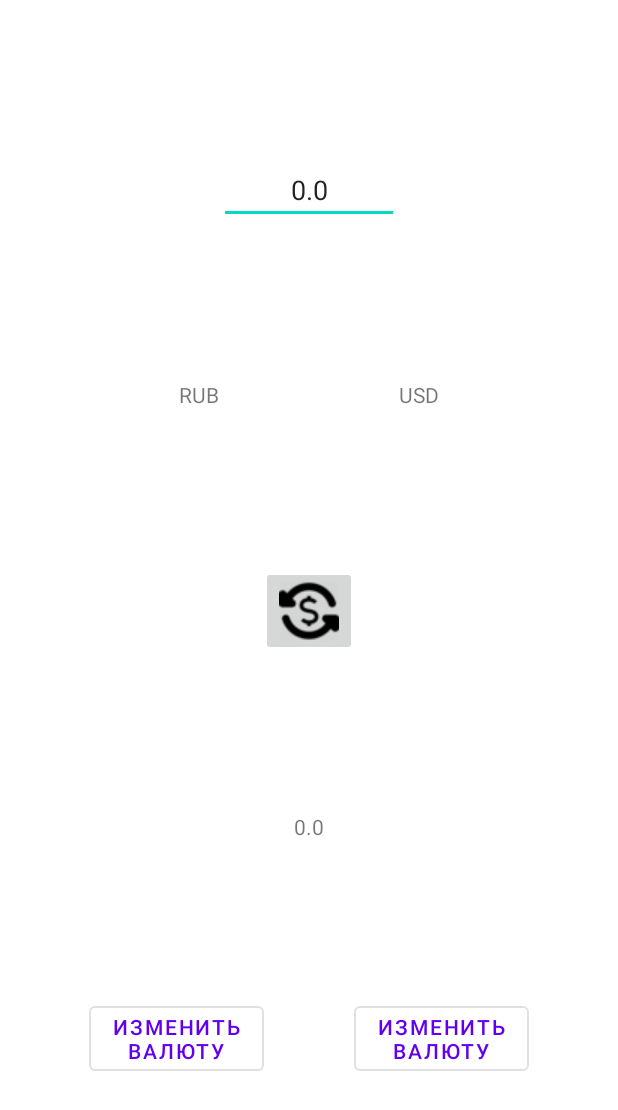
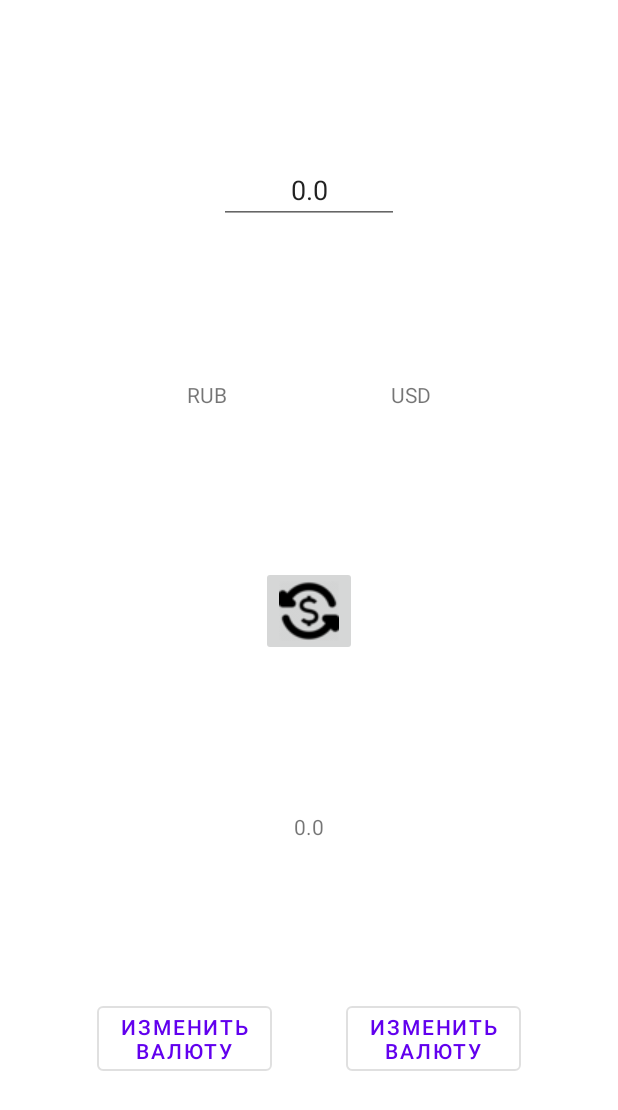
Before and after one commit to MardokUA/MoneyConvertor, an Android app: the layout fragment_convert.xml on its own in the app's theme, with its tools: preview values and no code run, on a phone screen of 412 x 824 dp. Shown: the top 1110 px of the screen. Run offline under Robolectric (Android 15) with nearby library versions, the phone set to English and light mode, and no system bars.

Commit message:
Toast was added in CovertFragment in the EditText

```diff
--- a/app/src/main/java/com/pet/moneyconvertor/ui/ConvertFragment.kt
+++ b/app/src/main/java/com/pet/moneyconvertor/ui/ConvertFragment.kt
@@ -6,11 +6,13 @@ import android.os.Bundle
 import android.text.Editable
 import android.text.TextWatcher
 import android.view.*
+import android.widget.Toast
 import androidx.fragment.app.Fragment
 import androidx.fragment.app.activityViewModels
 import androidx.lifecycle.Observer
 import androidx.lifecycle.ViewModelProvider
 import androidx.navigation.fragment.findNavController
+import com.pet.moneyconvertor.R
 import com.pet.moneyconvertor.databinding.FragmentConvertBinding
 import com.pet.moneyconvertor.room.CurrencyEntity
 import com.pet.moneyconvertor.viewmodelfactories.ConvertViewModelFactory
@@ -81,6 +83,12 @@ class ConvertFragment : Fragment() {
             }
 
         })
+
+        binding.editTextValue.setOnClickListener {
+            if (viewModel.startInputValue.value != true){
+                Toast.makeText(context, getString(R.string.enabled_toast_message), Toast.LENGTH_SHORT).show()
+            }
+        }
     }
     override fun onDestroyView() {
         super.onDestroyView()
--- a/app/src/main/res/layout/fragment_convert.xml
+++ b/app/src/main/res/layout/fragment_convert.xml
@@ -15,6 +15,20 @@
         android:layout_height="match_parent"
         tools:context=".ui.ConvertFragment">
 
+        <androidx.constraintlayout.widget.Guideline
+            android:id="@+id/contentStart"
+            android:layout_width="0dp"
+            android:layout_height="0dp"
+            android:orientation="vertical"
+            app:layout_constraintGuide_begin="16dp" />
+
+        <androidx.constraintlayout.widget.Guideline
+            android:id="@+id/contentEnd"
+            android:layout_width="0dp"
+            android:layout_height="0dp"
+            android:orientation="vertical"
+            app:layout_constraintGuide_end="16dp" />
+
         <Button
             android:id="@+id/buttonLeft"
             style="?attr/materialButtonOutlinedStyle"
@@ -23,8 +37,7 @@
             android:text="@string/button_text"
             app:layout_constraintBottom_toBottomOf="parent"
             app:layout_constraintEnd_toStartOf="@+id/buttonRight"
-            app:layout_constraintHorizontal_bias="0.5"
-            app:layout_constraintStart_toStartOf="parent"
+            app:layout_constraintStart_toEndOf="@id/contentStart"
             app:layout_constraintTop_toBottomOf="@+id/textViewResultConvert" />
 
 
@@ -35,23 +48,23 @@
             android:layout_height="wrap_content"
             android:text="@string/button_text"
             app:layout_constraintBottom_toBottomOf="@+id/buttonLeft"
-            app:layout_constraintEnd_toEndOf="parent"
-            app:layout_constraintHorizontal_bias="0.5"
+            app:layout_constraintEnd_toStartOf="@id/contentEnd"
             app:layout_constraintStart_toEndOf="@+id/buttonLeft" />
 
         <EditText
             android:id="@+id/editTextValue"
             android:layout_width="120dp"
             android:layout_height="wrap_content"
+            android:focusable="false"
+            android:focusableInTouchMode="@{viewModel.startInputValue}"
             android:gravity="center"
             android:hint="@string/input_number_hint"
-            android:enabled="@{viewModel.startInputValue}"
             android:inputType="numberDecimal"
             app:layout_constraintBottom_toTopOf="@+id/textViewLeft"
-            app:layout_constraintEnd_toEndOf="parent"
-            app:layout_constraintHorizontal_bias="0.5"
-            app:layout_constraintStart_toStartOf="parent"
+            app:layout_constraintEnd_toStartOf="@id/contentEnd"
+            app:layout_constraintStart_toEndOf="@id/contentStart"
             app:layout_constraintTop_toTopOf="parent"
+            android:imeOptions="actionDone"
             tools:text="@string/default_value_edit_number" />
 
         <TextView
@@ -59,12 +72,10 @@
             android:layout_width="wrap_content"
             android:layout_height="wrap_content"
             android:gravity="center"
-            android:hint="Результат"
             android:text="@{String.valueOf(viewModel.convertResult)}"
             app:layout_constraintBottom_toTopOf="@+id/buttonLeft"
-            app:layout_constraintEnd_toEndOf="parent"
-            app:layout_constraintHorizontal_bias="0.5"
-            app:layout_constraintStart_toStartOf="parent"
+            app:layout_constraintEnd_toStartOf="@id/contentEnd"
+            app:layout_constraintStart_toEndOf="@id/contentStart"
             app:layout_constraintTop_toBottomOf="@+id/convertButton"
             tools:text="@string/default_value_edit_number" />
 
@@ -76,8 +87,7 @@
             android:text="@{viewModel.leftCurrency.charCode??`Выберите валюту`}"
             app:layout_constraintBottom_toTopOf="@+id/convertButton"
             app:layout_constraintEnd_toStartOf="@+id/textViewRight"
-            app:layout_constraintHorizontal_bias="0.5"
-            app:layout_constraintStart_toStartOf="parent"
+            app:layout_constraintStart_toEndOf="@id/contentStart"
             app:layout_constraintTop_toBottomOf="@+id/editTextValue"
             tools:text="RUB" />
 
@@ -88,8 +98,7 @@
             android:gravity="center"
             android:text="@{viewModel.rightCurrency.charCode??`Выберите валюту`}"
             app:layout_constraintBottom_toBottomOf="@+id/textViewLeft"
-            app:layout_constraintEnd_toEndOf="parent"
-            app:layout_constraintHorizontal_bias="0.5"
+            app:layout_constraintEnd_toStartOf="@id/contentEnd"
             app:layout_constraintStart_toEndOf="@+id/textViewLeft"
             tools:text="USD" />
 
@@ -98,9 +107,9 @@
             android:layout_width="wrap_content"
             android:layout_height="wrap_content"
             app:layout_constraintBottom_toTopOf="@+id/textViewResultConvert"
-            app:layout_constraintEnd_toEndOf="parent"
+            app:layout_constraintEnd_toStartOf="@id/contentEnd"
             app:layout_constraintHorizontal_bias="0.5"
-            app:layout_constraintStart_toStartOf="parent"
+            app:layout_constraintStart_toEndOf="@id/contentStart"
             app:layout_constraintTop_toBottomOf="@+id/textViewLeft"
             app:layout_constraintVertical_bias="0.347"
             app:srcCompat="@drawable/convert_icon" />
--- a/app/src/main/res/values/strings.xml
+++ b/app/src/main/res/values/strings.xml
@@ -8,6 +8,7 @@
     <string name="label_currency_list_fragment">Выбор валюты</string>
     <string name="hint_search_view">Поиск</string>
     <string name="search">Search</string>
+    <string name="enabled_toast_message">Сначала выбирите конвертируемые валюты</string>
 
 
 </resources>
```
